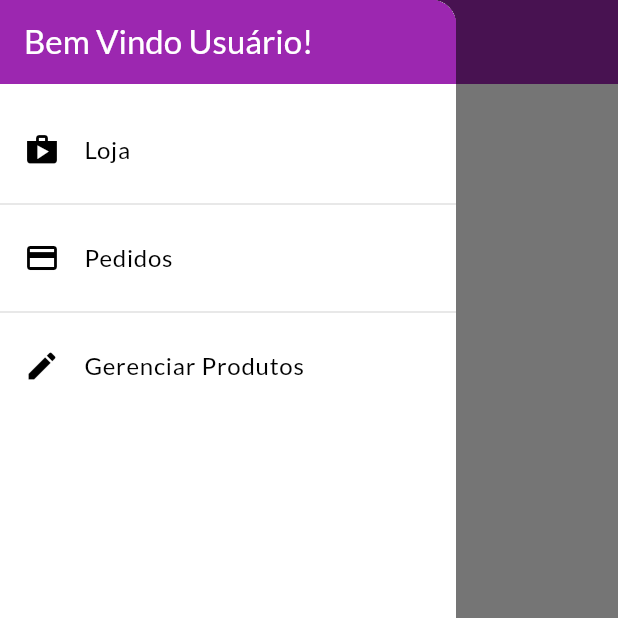
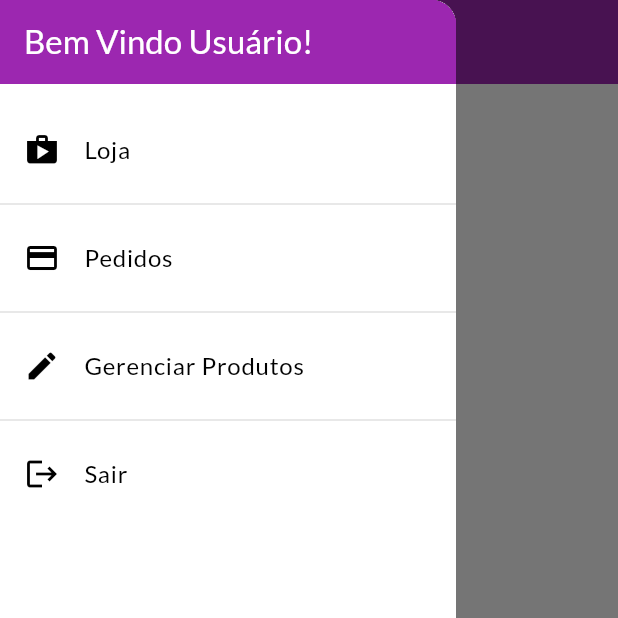
Before and after one commit to luisgs7/shop, a Flutter app: the OrdersPage screen opened by its route, with the side drawer open, on a phone screen of 412 x 824 dp, the top half of it. Run offline on Flutter 3.47's test engine with Material 3 defaults, Android fonts, the phone set to English and light mode, and no system bars; network calls fail.

Commit message:
aula 309

```diff
--- a/lib/components/app_drawer.dart
+++ b/lib/components/app_drawer.dart
@@ -1,4 +1,6 @@
 import 'package:flutter/material.dart';
+import 'package:provider/provider.dart';
+import 'package:shop/models/auth.dart';
 import 'package:shop/utils/app_routes.dart';
 
 class AppDrawer extends StatelessWidget {
@@ -42,6 +44,17 @@ class AppDrawer extends StatelessWidget {
             onTap: () {
               Navigator.of(context).pushReplacementNamed(AppRoutes.PRODUCTS);
             },
+          ),
+          Divider(
+            color: Colors.black12,
+          ),
+          ListTile(
+            leading: Icon(Icons.logout),
+            title: const Text('Sair'),
+            onTap: () {
+              Provider.of<Auth>(context, listen: false).logout();
+              Navigator.of(context).pushReplacementNamed(AppRoutes.AUTH_OR_HOME);
+            },
           )
         ],
       ),
```
Also changed, not shown: lib/models/auth.dart (+8 -0 lines).
